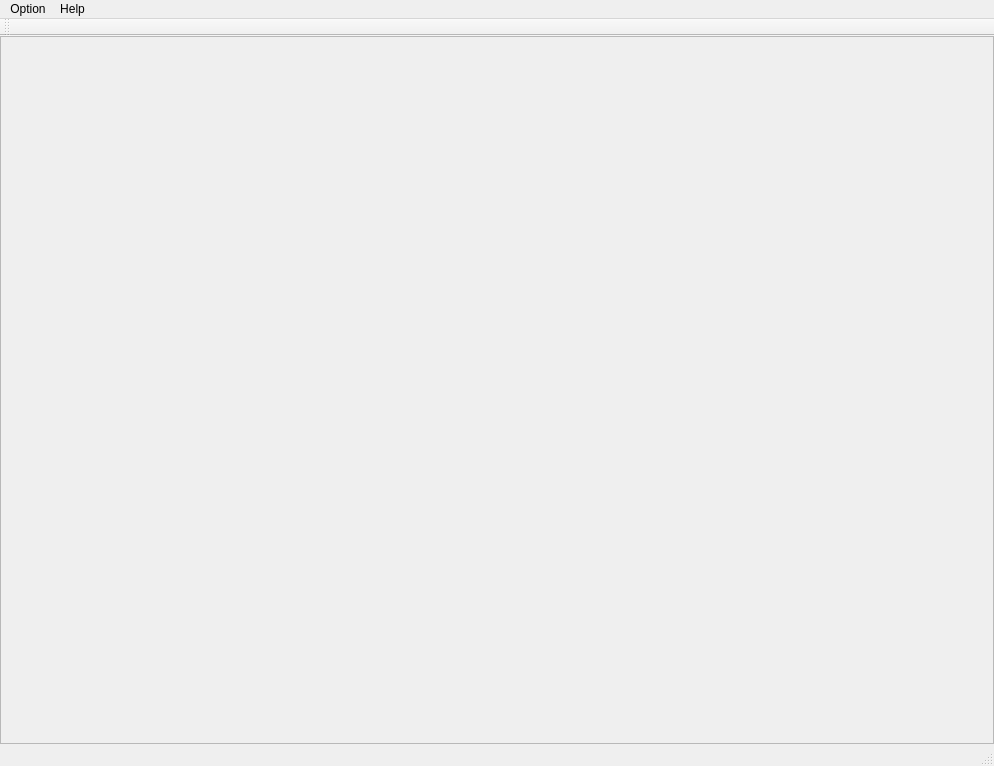
Before: the Qt Designer form discharger/discharger/discharger/win_main.ui in AdamStalica/discharger, drawn with Qt 5.
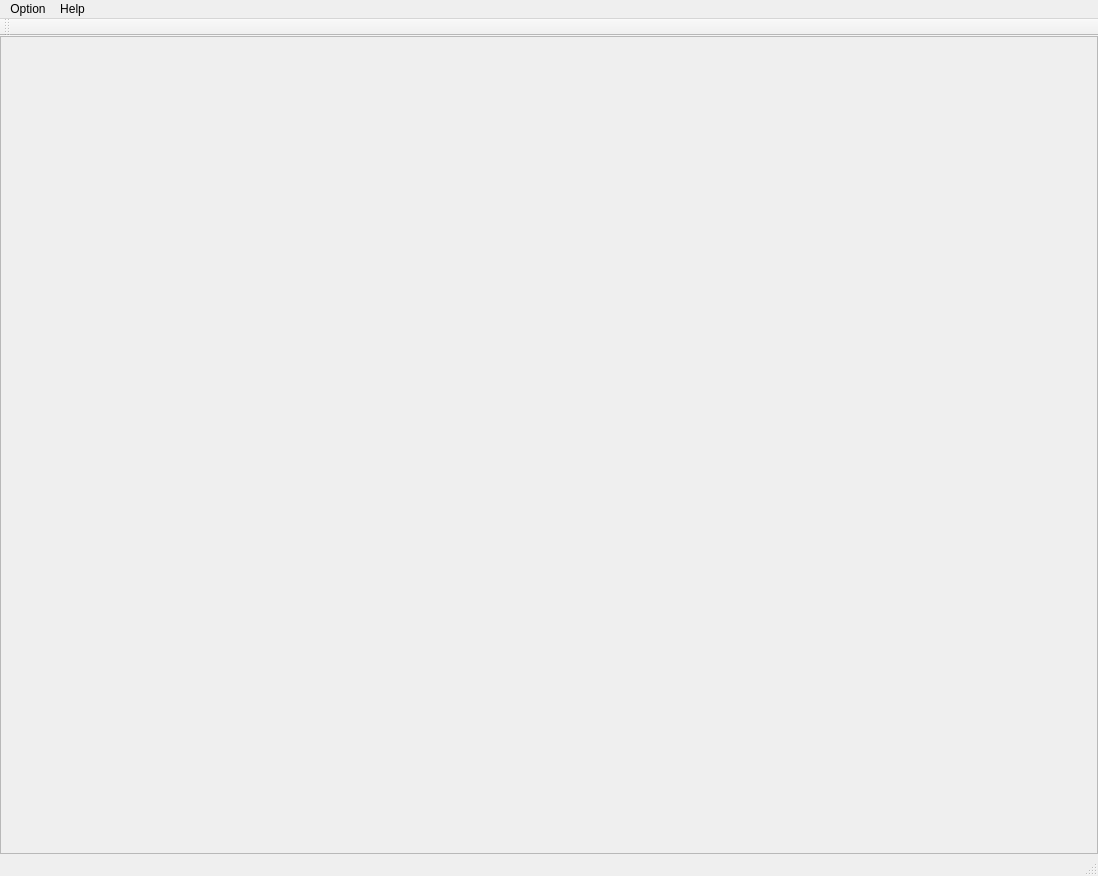
After: the same form once the commit is applied. Icons and pictures are not drawn.

Diff of the .ui file:
```diff
--- a/discharger/discharger/discharger/win_main.ui
+++ b/discharger/discharger/discharger/win_main.ui
@@ -6,8 +6,8 @@
    <rect>
     <x>0</x>
     <y>0</y>
-    <width>994</width>
-    <height>766</height>
+    <width>1098</width>
+    <height>876</height>
    </rect>
   </property>
   <property name="windowTitle">
@@ -47,8 +47,8 @@
         <rect>
          <x>0</x>
          <y>0</y>
-         <width>992</width>
-         <height>711</height>
+         <width>1096</width>
+         <height>821</height>
         </rect>
        </property>
        <layout class="QVBoxLayout" name="verticalLayout">
@@ -75,7 +75,7 @@
     <rect>
      <x>0</x>
      <y>0</y>
-     <width>994</width>
+     <width>1098</width>
      <height>21</height>
     </rect>
    </property>
```
